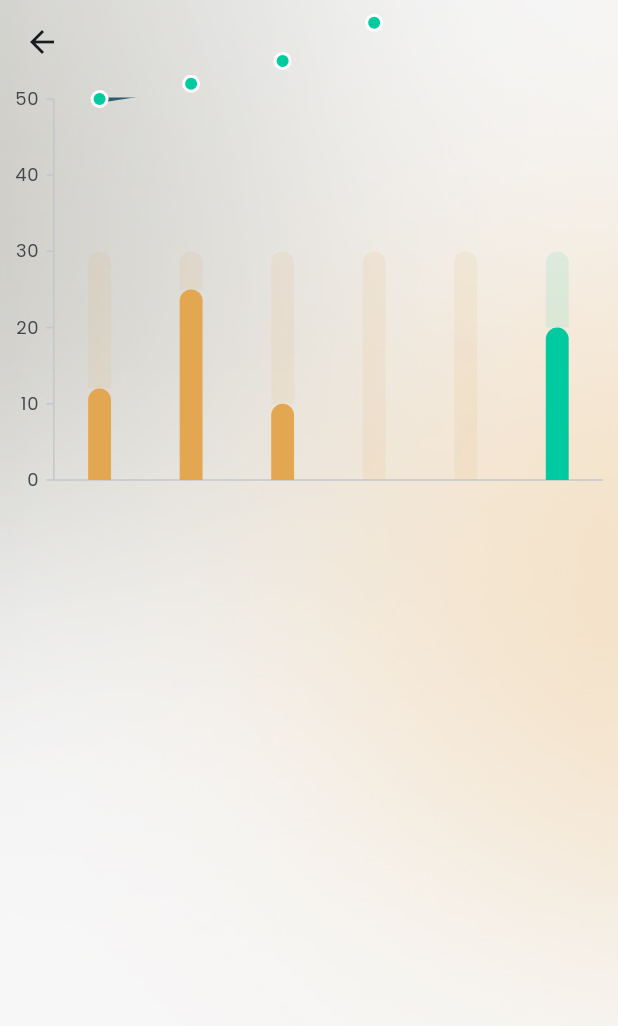
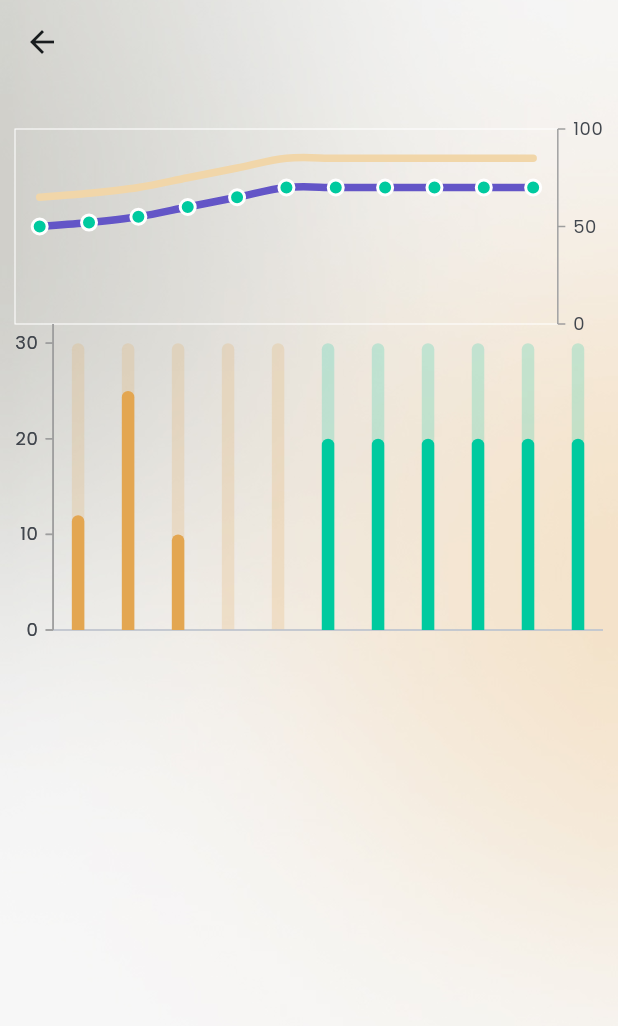
Before and after one commit to abc-elearning-app/abc_flutter_components, a Flutter app: the TestPersonalPlanChart screen opened by its route, on a phone screen of 412 x 824 dp. Shown: the top 1026 px of the screen. Run offline on Flutter 3.47's test engine with Material 3 defaults, Android fonts, the phone set to English and light mode, and no system bars; drawn by our look-alikes of oktoast; our stand-ins replace figma_squircle, flutter_svg, fluttertoast, percent_indicator, pinput, syncfusion_flutter_charts.

Commit message:
improve_charts

```diff
--- a/lib/src/widgets/personal_plan_chart/personal_plan_chart.dart
+++ b/lib/src/widgets/personal_plan_chart/personal_plan_chart.dart
@@ -9,28 +9,51 @@ class ChartData {
   final Color barColor;
   final Color lineColor;
 
-  ChartData(this.category,
+  ChartData(
+    this.category,
     this.expected,
     this.actual,
     this.lineValue,
     this.barColor,
-      this.lineColor,);
+    this.lineColor,
+  );
 }
 
 class PersonalPlanChart extends StatefulWidget {
   final Color mainColor;
   final Color correctColor;
 
-  final double minColumnValue;
-  final double maxColumnValue;
-  final double columnInterval;
+  // Value range
+  final double minBarValue;
+  final double maxBarValue;
+  final double barValueInterval;
 
-  const PersonalPlanChart({super.key,
+  final double minLineValue;
+  final double maxLineValue;
+  final double lineValueInterval;
+
+  final double lineWidth;
+  final double lineMarkerSize;
+  final double barRatio;
+
+  final double lineSectionHeight;
+  final double barSectionHeight;
+
+  const PersonalPlanChart(
+      {super.key,
       this.mainColor = const Color(0xFFE3A651),
       this.correctColor = const Color(0xFF00CA9F),
-    this.minColumnValue = 0,
-    this.maxColumnValue = 50,
-    this.columnInterval = 10});
+      this.minBarValue = 0,
+      this.maxBarValue = 30,
+      this.barValueInterval = 10,
+      this.lineSectionHeight = 150,
+      this.barSectionHeight = 250,
+      this.minLineValue = 0,
+      this.maxLineValue = 100,
+      this.lineValueInterval = 50,
+      this.lineWidth = 5,
+      this.lineMarkerSize = 10,
+      this.barRatio = 0.25});
 
   @override
   State<PersonalPlanChart> createState() => _PersonalPlanChartState();
@@ -39,6 +62,7 @@ class PersonalPlanChart extends StatefulWidget {
 class _PersonalPlanChartState extends State<PersonalPlanChart> {
   late List<ChartData> data;
   late TooltipBehavior _tooltip;
+  late ZoomPanBehavior _zoomPanBehavior;
 
   @override
   void initState() {
@@ -49,15 +73,180 @@ class _PersonalPlanChartState extends State<PersonalPlanChart> {
       ChartData('13/3', 30, 0, 60, widget.mainColor, widget.correctColor),
       ChartData('14/3', 30, 0, 65, widget.mainColor, widget.correctColor),
       ChartData('15/3', 30, 20, 70, widget.correctColor, widget.correctColor),
+      ChartData('16/3', 30, 20, 70, widget.correctColor, widget.correctColor),
+      ChartData('17/3', 30, 20, 70, widget.correctColor, widget.correctColor),
+      ChartData('18/3', 30, 20, 70, widget.correctColor, widget.correctColor),
+      ChartData('19/3', 30, 20, 70, widget.correctColor, widget.correctColor),
+      ChartData('20/3', 30, 20, 70, widget.correctColor, widget.correctColor),
     ];
+
     _tooltip = TooltipBehavior(enable: true);
+    _zoomPanBehavior = ZoomPanBehavior(
+      enablePanning: true,
+      zoomMode: ZoomMode.x,
+    );
     super.initState();
   }
 
+  CategoryAxisController?
+      axisController1; // create instance to axis controller for first chart
+  CategoryAxisController?
+      axisController2; // create instance to axis controller for second chart
+
   @override
   Widget build(BuildContext context) {
-    return SfCartesianChart(
-      onMarkerRender: (args) {
+    return Column(
+      children: [
+        Transform.translate(
+          offset: const Offset(0, 20),
+          child: SizedBox(
+            height: widget.lineSectionHeight,
+            child: SfCartesianChart(
+              onMarkerRender: (args) => _drawLineMarker(args),
+              axes: _buildPlaceHolderYAxis(),
+              primaryXAxis: const CategoryAxis(isVisible: false),
+              primaryYAxis: NumericAxis(
+                opposedPosition: true,
+                minimum: widget.minLineValue,
+                maximum: widget.maxLineValue,
+                interval: widget.lineValueInterval,
+                axisLine: const AxisLine(color: Colors.grey),
+                majorTickLines: const MajorTickLines(color: Colors.grey),
+                majorGridLines: const MajorGridLines(color: Colors.transparent),
+              ),
+              series: [
+                // Expected line
+                SplineSeries<ChartData, String>(
+                    dataSource: data,
+                    xValueMapper: (ChartData data, _) => data.category,
+                    yValueMapper: (ChartData data, _) => data.lineValue + 15,
+                    width: widget.lineWidth,
+                    color: const Color(0xFFF1D6A9),
+                    markerSettings: const MarkerSettings(isVisible: false)),
+
+                // Actual line
+                SplineSeries<ChartData, String>(
+                    dataSource: data,
+                    xValueMapper: (ChartData data, _) => data.category,
+                    yValueMapper: (ChartData data, _) => data.lineValue,
+                    width: widget.lineWidth,
+                    pointColorMapper: (ChartData data, _) => data.lineColor,
+                    markerSettings: MarkerSettings(
+                        isVisible: true,
+                        shape: DataMarkerType.circle,
+                        borderWidth: 2,
+                        borderColor: Colors.white,
+                        height: widget.lineMarkerSize,
+                        width: widget.lineMarkerSize,
+                        color: widget.correctColor)),
+              ],
+            ),
+          ),
+        ),
+
+        // Questions progress chart
+        SizedBox(
+          height: widget.barSectionHeight,
+          child: Stack(
+            children: [
+              SfCartesianChart(
+                plotAreaBorderWidth: 0,
+                primaryXAxis: _buildMainXAxis(),
+                primaryYAxis: _buildMainYAxis(),
+                axes: _buildPlaceHolderYAxis(
+                    isOpposed: true, contain3Digits: true),
+                tooltipBehavior: _tooltip,
+                series: [
+                  StackedColumnSeries<ChartData, String>(
+                    dataSource: data,
+                    xValueMapper: (ChartData data, _) => data.category,
+                    yValueMapper: (ChartData data, _) => data.expected,
+                    name: 'Expected',
+                    pointColorMapper: (ChartData data, _) =>
+                        data.barColor.withOpacity(0.2),
+                    borderRadius: const BorderRadius.only(
+                      topRight: Radius.circular(50),
+                      topLeft: Radius.circular(50),
+                    ),
+                    width: 0.25,
+                  )
+                ],
+              ),
+              SfCartesianChart(
+                  onMarkerRender: (args) => _drawLineMarker(args),
+                  plotAreaBorderWidth: 0,
+                  primaryXAxis: _buildMainXAxis(),
+                  primaryYAxis: _buildMainYAxis(),
+                  axes: _buildPlaceHolderYAxis(
+                      isOpposed: true, contain3Digits: true),
+                  tooltipBehavior: _tooltip,
+                  zoomPanBehavior: _zoomPanBehavior,
+                  onZooming: (args) {
+                    if (args.axis?.name == 'primaryXAxis') {
+                      // Storing the zoomPosition and the zoomFactor
+                      axisController2!.zoomPosition = args.currentZoomPosition;
+
+                      // of the first chart.
+                      axisController2!.zoomFactor = args.currentZoomFactor;
+                    }
+                  },
+                  series: <CartesianSeries>[
+                    StackedColumnSeries<ChartData, String>(
+                      dataSource: data,
+                      xValueMapper: (ChartData data, _) => data.category,
+                      yValueMapper: (ChartData data, _) => data.actual,
+                      name: 'Actual',
+                      pointColorMapper: (ChartData data, _) => data.barColor,
+                      borderRadius: const BorderRadius.only(
+                        topRight: Radius.circular(50),
+                        topLeft: Radius.circular(50),
+                      ),
+                      width: 0.25,
+                    ),
+                  ]),
+            ],
+          ),
+        ),
+      ],
+    );
+  }
+
+  _buildMainXAxis() => const CategoryAxis(
+        labelStyle: TextStyle(color: Colors.transparent),
+        majorTickLines: MajorTickLines(width: 0),
+        majorGridLines: MajorGridLines(color: Colors.transparent),
+        initialVisibleMaximum: 6,
+        initialVisibleMinimum: 0,
+      );
+
+  _buildMainYAxis() => NumericAxis(
+        minimum: widget.minBarValue,
+        maximum: widget.maxBarValue + 2,
+        interval: widget.barValueInterval,
+        axisLine: const AxisLine(color: Colors.grey),
+        majorGridLines: const MajorGridLines(color: Colors.transparent),
+        majorTickLines: const MajorTickLines(color: Colors.grey),
+      );
+
+  _buildPlaceHolderYAxis({
+    bool isOpposed = false,
+    bool contain3Digits = false,
+  }) =>
+      [
+        NumericAxis(
+          plotOffset: 10,
+          opposedPosition: isOpposed,
+          minimum: contain3Digits ? 100 : 90,
+          maximum: 0,
+          interval: 10,
+          axisLine: AxisLine(color: Colors.grey.withOpacity(0.3)),
+          labelStyle: const TextStyle(color: Colors.transparent),
+          majorTickLines: const MajorTickLines(color: Colors.transparent),
+          majorGridLines: const MajorGridLines(color: Colors.transparent),
+        ),
+      ];
+
+  _drawLineMarker(MarkerRenderArgs args) {
     final value = data[args.pointIndex!];
 
     args.markerHeight = 12;
@@ -74,82 +263,5 @@ class _PersonalPlanChartState extends State<PersonalPlanChart> {
       args.color = Colors.transparent;
       args.borderColor = Colors.transparent;
     }
-      },
-      plotAreaBorderWidth: 0,
-      primaryXAxis: const CategoryAxis(
-        labelStyle: TextStyle(color: Colors.transparent),
-        majorTickLines: MajorTickLines(width: 0),
-        majorGridLines: MajorGridLines(color: Colors.transparent),
-      ),
-      primaryYAxis: NumericAxis(
-        minimum: widget.minColumnValue,
-        maximum: widget.maxColumnValue,
-        interval: widget.columnInterval,
-        majorGridLines: const MajorGridLines(color: Colors.transparent),
-      ),
-      axes: const [
-        NumericAxis(
-          name: 'line',
-          plotOffset: 50,
-          opposedPosition: true,
-          minimum: 0,
-          maximum: 100,
-          interval: 50,
-          majorGridLines: MajorGridLines(color: Colors.transparent),
-        ),
-      ],
-      tooltipBehavior: _tooltip,
-      series: <CartesianSeries>[
-        StackedColumnSeries<ChartData, String>(
-          dataSource: data,
-          xValueMapper: (ChartData data, _) => data.category,
-          yValueMapper: (ChartData data, _) => data.actual,
-          name: 'Expected',
-          pointColorMapper: (ChartData data, _) => data.barColor,
-          borderRadius: const BorderRadius.only(
-            topRight: Radius.circular(50),
-            topLeft: Radius.circular(50),
-          ),
-          width: 0.25,
-        ),
-        StackedColumnSeries<ChartData, String>(
-          dataSource: data,
-          xValueMapper: (ChartData data, _) => data.category,
-          yValueMapper: (ChartData data, _) => data.expected - data.actual,
-          name: 'Actual',
-          pointColorMapper: (ChartData data, _) => data.barColor.withOpacity(0.1),
-          borderRadius: const BorderRadius.only(
-            topRight: Radius.circular(50),
-            topLeft: Radius.circular(50),
-          ),
-          width: 0.25,
-        ),
-        SplineSeries<ChartData, String>(
-          dataSource: data,
-          xValueMapper: (ChartData data, _) => data.category,
-          yValueMapper: (ChartData data, _) => data.lineValue,
-          yAxisName: 'line',
-          width: 5,
-          pointColorMapper: (ChartData data, _) => data.lineColor,
-          markerSettings: MarkerSettings(
-              isVisible: true,
-              shape: DataMarkerType.circle,
-              borderWidth: 2,
-              borderColor: Colors.white,
-              height: 10,
-              width: 10,
-              color: widget.correctColor),
-        ),
-        SplineSeries<ChartData, String>(
-          dataSource: data,
-          xValueMapper: (ChartData data, _) => data.category,
-          yValueMapper: (ChartData data, _) => data.lineValue + 15,
-          yAxisName: 'line',
-          width: 6,
-          color: const Color(0xFFF1D6A9),
-          markerSettings: const MarkerSettings(isVisible: false),
-        ),
-      ],
-    );
   }
 }
```
Also changed, not shown: 1 other file. Lines whose indentation alone changed are shown as unchanged.
